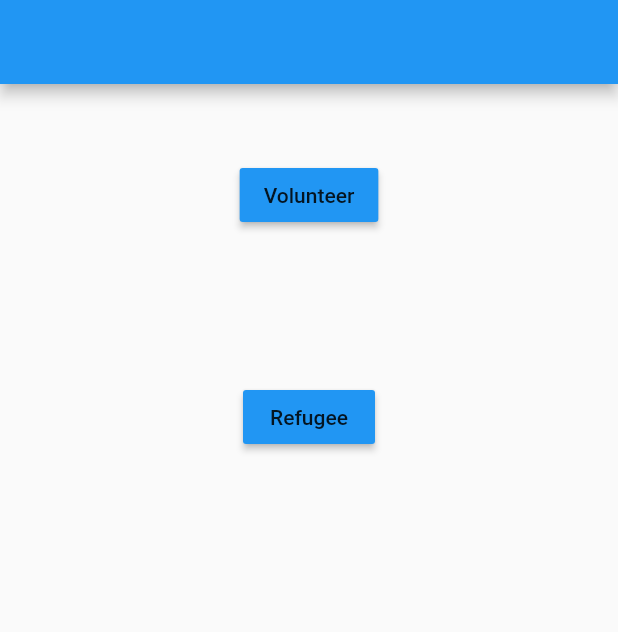
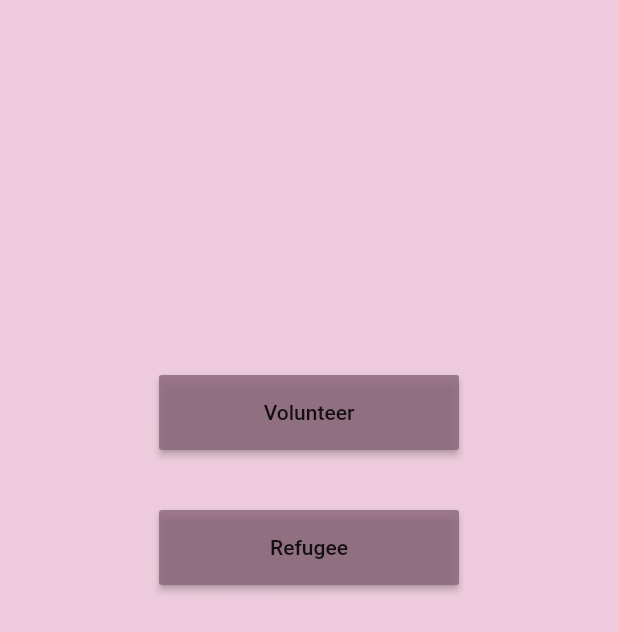
Before and after one commit to kverkholomova/Dyplom, a Flutter app: the screen it shows after launch, on a phone screen of 412 x 824 dp. Shown: the top 632 px of the screen. Run offline on Flutter 3.47's test engine with Material 2 defaults, Android fonts, the phone set to English and light mode, and no system bars; our stand-ins replace cloud_firestore, firebase_auth, firebase_core, firebase_database, flutter_spinkit; missing offline and left inert: flutter_animated_button; accounts and stored records are empty.

Commit message:
Added screen with the option of choosing categories for volunteer

```diff
--- a/lib/screens/home/home_vol.dart
+++ b/lib/screens/home/home_vol.dart
@@ -42,12 +42,16 @@ class HomeVolState extends State<HomeVol> {
 
 
   Padding applications() {
+
     return Padding(
       padding: const EdgeInsets.all(8.0),
       child: StreamBuilder(
         stream: FirebaseFirestore.instance
             .collection('applications')
             .where("category", isEqualTo: chosen_category)
+
+        //.where("volunteer_pref", arrayContainsAny: volunteer_preferencies)
+        //.where("category", arrayContainsAny: ['Accomodation', 'Transfer', 'Assistance with animals'])
             .where("status", isEqualTo: 'Sent to volunteer')
 
             //.where("category", whereIn: ['Accomodation','Transfer','Assistance with animals'])
--- a/lib/screens/option.dart
+++ b/lib/screens/option.dart
@@ -1,3 +1,4 @@
+import 'package:flutter/cupertino.dart';
 import 'package:flutter/material.dart';
 import 'package:wol_pro_1/screens/authenticate/authenticate.dart';
 import 'package:wol_pro_1/screens/wrapper.dart';
@@ -20,14 +21,22 @@ class _OptionChooseState extends State<OptionChoose> {
   @override
   Widget build(BuildContext context) {
     return loading ? Loading() : Scaffold(
-      appBar: AppBar(),
-      body: Column(
+
+      body: Container(
+        color: Color.fromRGBO(234, 191, 213, 0.8),
+        child: Padding(
+          padding: EdgeInsets.symmetric(vertical: 250,horizontal: 20),
+          child: Column(
             children: [
               Center(
-            child: Padding(
-              padding: const EdgeInsets.symmetric(vertical: 50,horizontal: 20),
-              child: RaisedButton(
-              color: Colors.blue,
+                child: Container(
+                  width: 200,
+                  height: 50,
+                  decoration: BoxDecoration(
+                    borderRadius: BorderRadius.circular(20)
+                  ),
+                  child: MaterialButton(
+                  color: Color.fromRGBO(137, 102, 120, 0.8),
                   child: Text('Volunteer'),
                   onPressed: () {
                     option_refugee=false;
@@ -36,11 +45,17 @@ class _OptionChooseState extends State<OptionChoose> {
                   ),
                 ),
               ),
-          Center(
-            child: Padding(
-              padding: const EdgeInsets.symmetric(vertical: 50,horizontal: 20),
-              child: RaisedButton(
-                color: Colors.blue,
+              Padding(
+                padding: const EdgeInsets.only(top: 40),
+                child: Center(
+                  child: Container(
+                    width: 200,
+                    height: 50,
+                    decoration: BoxDecoration(
+                        borderRadius: BorderRadius.circular(20)
+                    ),
+                    child: MaterialButton(
+                      color: Color.fromRGBO(137, 102, 120, 0.8),
                       child: Text('Refugee'),
                       onPressed: () {
                         option_refugee=true;
@@ -49,7 +64,10 @@ class _OptionChooseState extends State<OptionChoose> {
                     ),
                   ),
                 ),
+              ),
             ],
+          ),
+        ),
       ),
 
     );
--- a/lib/screens/settings/settings_vol.dart
+++ b/lib/screens/settings/settings_vol.dart
@@ -42,6 +42,7 @@ class _SetVolState extends State<SetVol> {
             borderRadius: 50,
             borderWidth: 2, onPress: () {
               chosen_category='Transfer';
+              //volunteer_preferencies.add('Transfer');
           },
           ),
           AnimatedButton(
@@ -56,6 +57,7 @@ class _SetVolState extends State<SetVol> {
             borderRadius: 50,
             borderWidth: 2, onPress: () {
             chosen_category='Accomodation';
+            //volunteer_preferencies.add('Accomodation');
           },
           ),
           AnimatedButton(
@@ -70,6 +72,7 @@ class _SetVolState extends State<SetVol> {
             borderRadius: 50,
             borderWidth: 2, onPress: () {
             chosen_category='Assistance with animals';
+            //volunteer_preferencies.add('Assistance with animals');
           },
           ),
         ],
--- a/lib/screens/wrapper.dart
+++ b/lib/screens/wrapper.dart
@@ -5,6 +5,7 @@ import 'package:wol_pro_1/screens/authenticate/authenticate.dart';
 import 'package:wol_pro_1/screens/home/home_ref.dart';
 import 'package:wol_pro_1/screens/home/home_vol.dart';
 import 'package:wol_pro_1/screens/option.dart';
+import 'package:wol_pro_1/screens/settings/register_form.dart';
 
 import '../models/user.dart';
 
@@ -20,7 +21,7 @@ class Wrapper extends StatelessWidget {
     } else if(option_refugee){
       return HomeRef();
     }else if(!option_refugee){
-      return HomeVol();
+      return VolunteerRegisterForm();
     }
     else{
       return OptionChoose();
```
Also changed, not shown: lib/screens/authenticate/register_volunteer.dart (+36 -13 lines), lib/screens/authenticate/sign_in_volunteer.dart (+40 -14 lines), lib/screens/home/applications_vol.dart (added, +17 -0 lines), lib/screens/settings/register_form.dart (added, +159 -0 lines), lib/shared/application.dart (+7 -5 lines). Lines whose indentation alone changed are shown as unchanged.
